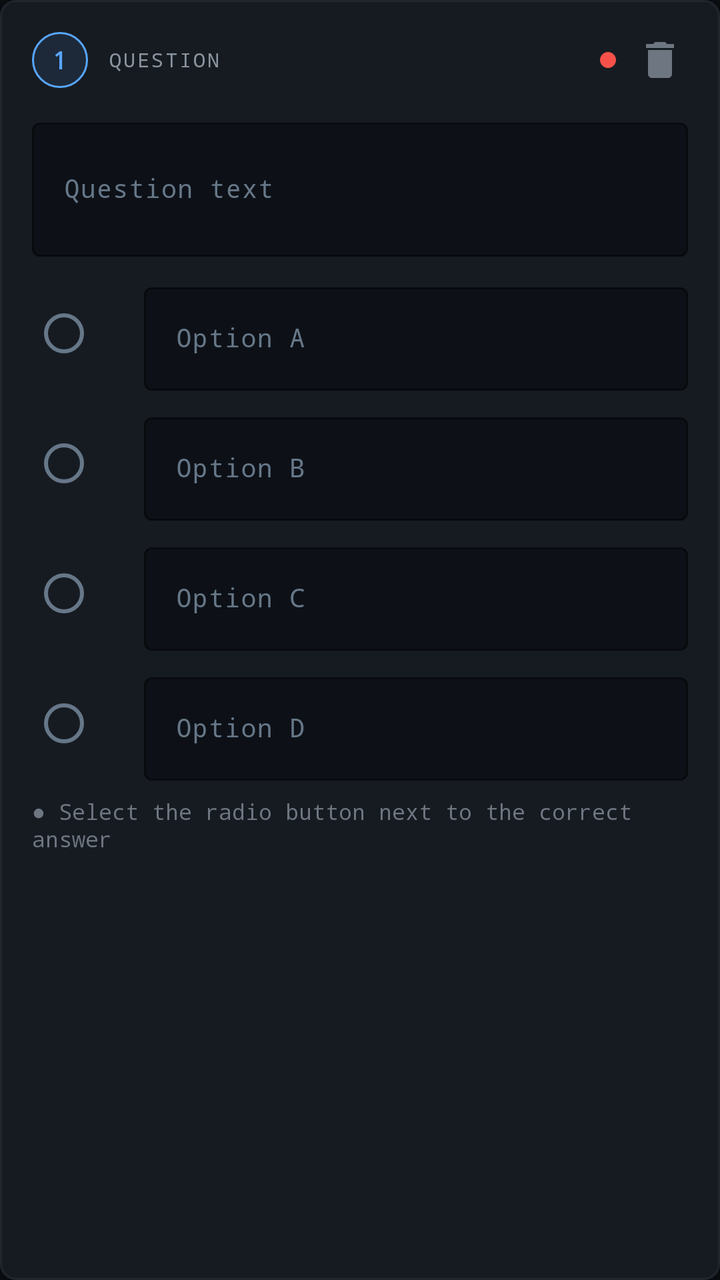
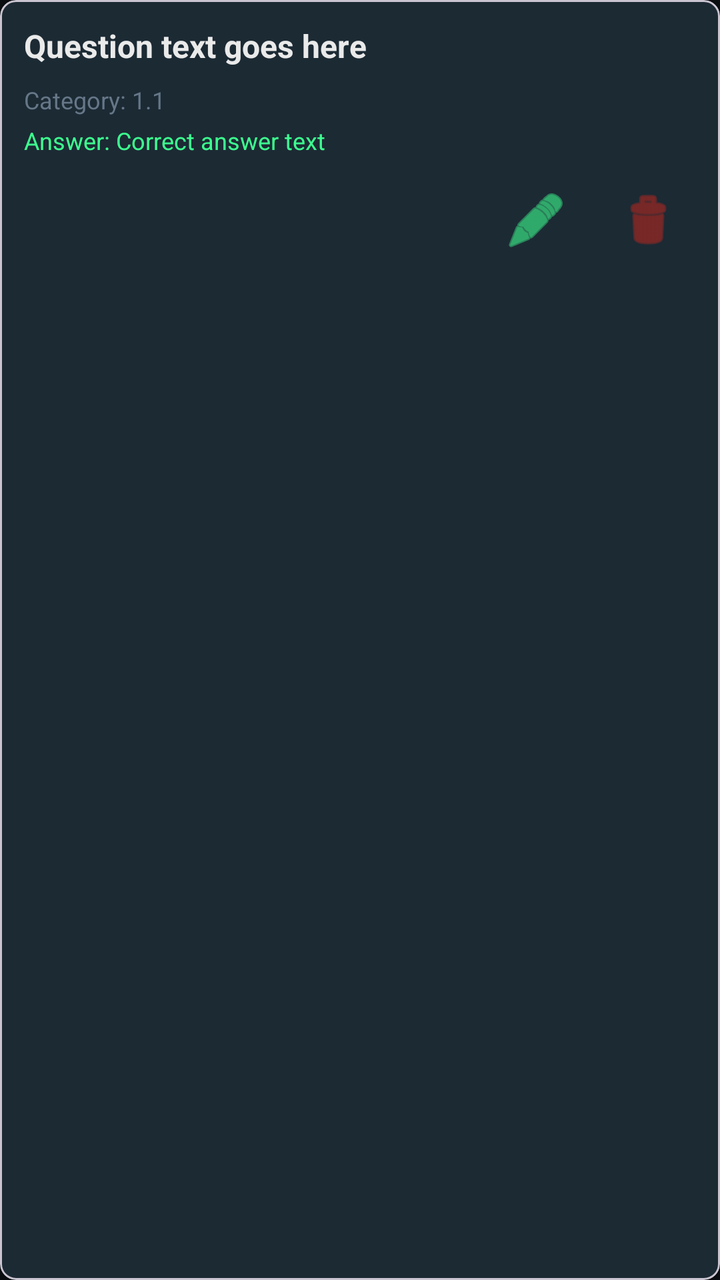

Screens rendered from an Android XML layout before and after an edit, with the pre-edit source and the edit as a unified diff.
<!-- AndroidManifest.xml: application theme Theme.ServerMasterNCII -->
<!-- res/layout/item_admin_question.xml -->
<?xml version="1.0" encoding="utf-8"?>
<com.google.android.material.card.MaterialCardView
    xmlns:android="http://schemas.android.com/apk/res/android"
    xmlns:app="http://schemas.android.com/apk/res-auto"
    android:id="@+id/cardQuestion"
    android:layout_width="match_parent"
    android:layout_height="wrap_content"
    android:layout_marginHorizontal="16dp"
    android:layout_marginVertical="6dp"
    app:cardBackgroundColor="#FF161B22"
    app:cardCornerRadius="8dp"
    app:cardElevation="2dp"
    app:strokeColor="#FF21262D"
    app:strokeWidth="1dp">

    <LinearLayout
        android:layout_width="match_parent"
        android:layout_height="wrap_content"
        android:orientation="vertical"
        android:padding="16dp">

        
        <LinearLayout
            android:layout_width="match_parent"
            android:layout_height="wrap_content"
            android:gravity="center_vertical"
            android:orientation="horizontal"
            android:layout_marginBottom="12dp">

            <TextView
                android:id="@+id/tvQuestionNumber"
                android:layout_width="28dp"
                android:layout_height="28dp"
                android:background="@drawable/bg_question_number"
                android:fontFamily="monospace"
                android:gravity="center"
                android:text="1"
                android:textColor="#FF58A6FF"
                android:textSize="12sp"
                android:textStyle="bold" />

            <TextView
                android:layout_width="0dp"
                android:layout_height="wrap_content"
                android:layout_marginStart="10dp"
                android:layout_weight="1"
                android:fontFamily="monospace"
                android:text="QUESTION"
                android:textColor="#FF8B949E"
                android:textSize="10sp"
                android:letterSpacing="0.1" />

            
            <View
                android:id="@+id/validationDot"
                android:layout_width="8dp"
                android:layout_height="8dp"
                android:background="@drawable/bg_validation_dot_invalid" />

            <ImageButton
                android:id="@+id/btnDeleteQuestion"
                android:layout_width="28dp"
                android:layout_height="28dp"
                android:layout_marginStart="8dp"
                android:background="?attr/selectableItemBackgroundBorderless"
                android:contentDescription="Delete question"
                android:src="@drawable/ic_delete_admin"
                app:tint="#FF6E7681" />
        </LinearLayout>

        
        <com.google.android.material.textfield.TextInputLayout
            android:id="@+id/tilQuestionText"
            style="@style/Widget.Material3.TextInputLayout.OutlinedBox"
            android:layout_width="match_parent"
            android:layout_height="wrap_content"
            android:layout_marginBottom="10dp"
            android:hint="Question text"
            app:boxBackgroundColor="#FF0D1117"
            app:boxStrokeColor="#FF30363D"
            app:hintTextColor="#FF8B949E">

            <com.google.android.material.textfield.TextInputEditText
                android:id="@+id/etQuestionText"
                android:layout_width="match_parent"
                android:layout_height="wrap_content"
                android:fontFamily="monospace"
                android:inputType="textMultiLine"
                android:minLines="2"
                android:textColor="#FFC9D1D9"
                android:textSize="13sp" />
        </com.google.android.material.textfield.TextInputLayout>

        
        <LinearLayout
            android:layout_width="match_parent"
            android:layout_height="wrap_content"
            android:orientation="vertical">

            
            <LinearLayout
                android:layout_width="match_parent"
                android:layout_height="wrap_content"
                android:gravity="center_vertical"
                android:orientation="horizontal"
                android:layout_marginBottom="8dp">

                <RadioButton
                    android:id="@+id/radioA"
                    android:layout_width="wrap_content"
                    android:layout_height="wrap_content"
                    android:layout_marginEnd="8dp"
                    android:buttonTint="#FF58A6FF" />

                <com.google.android.material.textfield.TextInputLayout
                    style="@style/Widget.Material3.TextInputLayout.OutlinedBox"
                    android:layout_width="0dp"
                    android:layout_height="wrap_content"
                    android:layout_weight="1"
                    android:hint="Option A"
                    app:boxBackgroundColor="#FF0D1117"
                    app:boxStrokeColor="#FF30363D"
                    app:hintTextColor="#FF8B949E">

                    <com.google.android.material.textfield.TextInputEditText
                        android:id="@+id/etOptionA"
                        android:layout_width="match_parent"
                        android:layout_height="wrap_content"
                        android:fontFamily="monospace"
                        android:textColor="#FFC9D1D9"
                        android:textSize="13sp" />
                </com.google.android.material.textfield.TextInputLayout>
            </LinearLayout>

            
            <LinearLayout
                android:layout_width="match_parent"
                android:layout_height="wrap_content"
                android:gravity="center_vertical"
                android:orientation="horizontal"
                android:layout_marginBottom="8dp">

                <RadioButton
                    android:id="@+id/radioB"
                    android:layout_width="wrap_content"
                    android:layout_height="wrap_content"
                    android:layout_marginEnd="8dp"
                    android:buttonTint="#FF58A6FF" />

                <com.google.android.material.textfield.TextInputLayout
                    style="@style/Widget.Material3.TextInputLayout.OutlinedBox"
                    android:layout_width="0dp"
                    android:layout_height="wrap_content"
                    android:layout_weight="1"
                    android:hint="Option B"
                    app:boxBackgroundColor="#FF0D1117"
                    app:boxStrokeColor="#FF30363D"
                    app:hintTextColor="#FF8B949E">

                    <com.google.android.material.textfield.TextInputEditText
                        android:id="@+id/etOptionB"
                        android:layout_width="match_parent"
                        android:layout_height="wrap_content"
                        android:fontFamily="monospace"
                        android:textColor="#FFC9D1D9"
                        android:textSize="13sp" />
                </com.google.android.material.textfield.TextInputLayout>
            </LinearLayout>

            
            <LinearLayout
                android:layout_width="match_parent"
                android:layout_height="wrap_content"
                android:gravity="center_vertical"
                android:orientation="horizontal"
                android:layout_marginBottom="8dp">

                <RadioButton
                    android:id="@+id/radioC"
                    android:layout_width="wrap_content"
                    android:layout_height="wrap_content"
                    android:layout_marginEnd="8dp"
                    android:buttonTint="#FF58A6FF" />

                <com.google.android.material.textfield.TextInputLayout
                    style="@style/Widget.Material3.TextInputLayout.OutlinedBox"
                    android:layout_width="0dp"
                    android:layout_height="wrap_content"
                    android:layout_weight="1"
                    android:hint="Option C"
                    app:boxBackgroundColor="#FF0D1117"
                    app:boxStrokeColor="#FF30363D"
                    app:hintTextColor="#FF8B949E">

                    <com.google.android.material.textfield.TextInputEditText
                        android:id="@+id/etOptionC"
                        android:layout_width="match_parent"
                        android:layout_height="wrap_content"
                        android:fontFamily="monospace"
                        android:textColor="#FFC9D1D9"
                        android:textSize="13sp" />
                </com.google.android.material.textfield.TextInputLayout>
            </LinearLayout>

            
            <LinearLayout
                android:layout_width="match_parent"
                android:layout_height="wrap_content"
                android:gravity="center_vertical"
                android:orientation="horizontal">

                <RadioButton
                    android:id="@+id/radioD"
                    android:layout_width="wrap_content"
                    android:layout_height="wrap_content"
                    android:layout_marginEnd="8dp"
                    android:buttonTint="#FF58A6FF" />

                <com.google.android.material.textfield.TextInputLayout
                    style="@style/Widget.Material3.TextInputLayout.OutlinedBox"
                    android:layout_width="0dp"
                    android:layout_height="wrap_content"
                    android:layout_weight="1"
                    android:hint="Option D"
                    app:boxBackgroundColor="#FF0D1117"
                    app:boxStrokeColor="#FF30363D"
                    app:hintTextColor="#FF8B949E">

                    <com.google.android.material.textfield.TextInputEditText
                        android:id="@+id/etOptionD"
                        android:layout_width="match_parent"
                        android:layout_height="wrap_content"
                        android:fontFamily="monospace"
                        android:textColor="#FFC9D1D9"
                        android:textSize="13sp" />
                </com.google.android.material.textfield.TextInputLayout>
            </LinearLayout>
        </LinearLayout>

        
        <TextView
            android:id="@+id/tvCorrectAnswerHint"
            android:layout_width="wrap_content"
            android:layout_height="wrap_content"
            android:layout_marginTop="8dp"
            android:fontFamily="monospace"
            android:text="&#9679; Select the radio button next to the correct answer"
            android:textColor="#FF6E7681"
            android:textSize="11sp" />
    </LinearLayout>
</com.google.android.material.card.MaterialCardView>
<!-- resources referenced by this layout -->
<resources>
  <!-- drawable bg_question_number (drawable) -->
  <?xml version="1.0" encoding="utf-8"?>
  <shape xmlns:android="http://schemas.android.com/apk/res/android"
      android:shape="oval">
      <solid android:color="#1A58A6FF" />
      <stroke android:width="1dp" android:color="#FF58A6FF" />
  </shape>
  <!-- drawable bg_validation_dot_invalid (drawable) -->
  <?xml version="1.0" encoding="utf-8"?>
  <shape xmlns:android="http://schemas.android.com/apk/res/android"
      android:shape="oval">
      <solid android:color="#FFF85149" />
  </shape>
  <!-- drawable ic_delete_admin (drawable) -->
  <?xml version="1.0" encoding="utf-8"?>
  <vector xmlns:android="http://schemas.android.com/apk/res/android"
      android:width="24dp"
      android:height="24dp"
      android:viewportWidth="24"
      android:viewportHeight="24">
      <path
          android:fillColor="@android:color/white"
          android:pathData="M6,19c0,1.1 0.9,2 2,2h8c1.1,0 2,-0.9 2,-2V7H6v12zM19,4h-3.5l-1,-1h-5l-1,1H5v2h14V4z" />
  </vector>
  <style name="Theme.ServerMasterNCII" parent="Base.Theme.ServerMasterNCII" />
  <style name="Base.Theme.ServerMasterNCII" parent="Theme.Material3.DayNight.NoActionBar" tools:ignore="DuplicateDefinition">
          <item name="colorPrimary">@color/cyber_neon_green</item>
          <item name="colorOnPrimary">@color/cyber_bg_primary</item>
          <item name="colorPrimaryContainer">@color/cyber_neon_green_dim</item>
          <item name="colorOnPrimaryContainer">@color/cyber_neon_green</item>
          <item name="android:colorBackground">@color/cyber_bg_deepest</item>
          <item name="colorSurface">@color/cyber_bg_surface</item>
          <item name="colorOnSurface">@color/cyber_text_primary</item>
          <item name="colorSurfaceVariant">@color/cyber_bg_card</item>
          <item name="colorOnSurfaceVariant">@color/cyber_text_secondary</item>
          <item name="android:windowDrawsSystemBarBackgrounds">true</item>
          <item name="android:navigationBarColor">@color/cyber_bg_deepest</item>
          <item name="android:statusBarColor">@color/cyber_bg_deepest</item>
      </style>
  <color name="cyber_neon_green">#FF3DFF8F</color>
  <color name="cyber_bg_primary">#FF0A0A1A</color>
  <color name="cyber_neon_green_dim">#1A3DFF8F</color>
  <color name="cyber_bg_deepest">#FF0B0E11</color>
  <color name="cyber_bg_surface">#FF1A1A2E</color>
  <color name="cyber_text_primary">#FFEAEAEA</color>
  <color name="cyber_bg_card">#FF16213E</color>
  <color name="cyber_text_secondary">#FF667788</color>
</resources>

<!-- the commit's change to res/layout/item_admin_question.xml (unified diff, before → after) -->
@@ -1,251 +1,89 @@
 <?xml version="1.0" encoding="utf-8"?>
-<com.google.android.material.card.MaterialCardView
+<com.google.android.material.card.MaterialCardView 
     xmlns:android="http://schemas.android.com/apk/res/android"
     xmlns:app="http://schemas.android.com/apk/res-auto"
-    android:id="@+id/cardQuestion"
     android:layout_width="match_parent"
     android:layout_height="wrap_content"
-    android:layout_marginHorizontal="16dp"
-    android:layout_marginVertical="6dp"
-    app:cardBackgroundColor="#FF161B22"
+    android:layout_margin="8dp"
     app:cardCornerRadius="8dp"
-    app:cardElevation="2dp"
-    app:strokeColor="#FF21262D"
-    app:strokeWidth="1dp">
+    app:cardElevation="2dp">
 
     <LinearLayout
         android:layout_width="match_parent"
         android:layout_height="wrap_content"
         android:orientation="vertical"
-        android:padding="16dp">
+        android:padding="12dp">
+
+        
+        <TextView
+            android:id="@+id/tv_question_text"
+            android:layout_width="match_parent"
+            android:layout_height="wrap_content"
+            android:text="Question text goes here"
+            android:textSize="16sp"
+            android:textStyle="bold"
+            android:textColor="?attr/colorOnSurface"
+            android:maxLines="3"
+            android:ellipsize="end" />
 
         
         <LinearLayout
             android:layout_width="match_parent"
             android:layout_height="wrap_content"
-            android:gravity="center_vertical"
             android:orientation="horizontal"
-            android:layout_marginBottom="12dp">
+            android:layout_marginTop="8dp">
 
             <TextView
-                android:id="@+id/tvQuestionNumber"
-                android:layout_width="28dp"
-                android:layout_height="28dp"
-                android:background="@drawable/bg_question_number"
-                android:fontFamily="monospace"
-                android:gravity="center"
-                android:text="1"
-                android:textColor="#FF58A6FF"
-                android:textSize="12sp"
-                android:textStyle="bold" />
-
-            <TextView
+                android:id="@+id/tv_category"
                 android:layout_width="0dp"
                 android:layout_height="wrap_content"
-                android:layout_marginStart="10dp"
                 android:layout_weight="1"
-                android:fontFamily="monospace"
-                android:text="QUESTION"
-                android:textColor="#FF8B949E"
-                android:textSize="10sp"
-                android:letterSpacing="0.1" />
+                android:text="Category: 1.1"
+                android:textSize="12sp"
+                android:textColor="?attr/colorOnSurfaceVariant" />
 
-            
-            <View
-                android:id="@+id/validationDot"
-                android:layout_width="8dp"
-                android:layout_height="8dp"
-                android:background="@drawable/bg_validation_dot_invalid" />
-
-            <ImageButton
-                android:id="@+id/btnDeleteQuestion"
-                android:layout_width="28dp"
-                android:layout_height="28dp"
-                android:layout_marginStart="8dp"
-                android:background="?attr/selectableItemBackgroundBorderless"
-                android:contentDescription="Delete question"
-                android:src="@drawable/ic_delete_admin"
-                app:tint="#FF6E7681" />
         </LinearLayout>
 
-        
-        <com.google.android.material.textfield.TextInputLayout
-            android:id="@+id/tilQuestionText"
-            style="@style/Widget.Material3.TextInputLayout.OutlinedBox"
+        <TextView
+            android:id="@+id/tv_correct_answer"
             android:layout_width="match_parent"
             android:layout_height="wrap_content"
-            android:layout_marginBottom="10dp"
-            android:hint="Question text"
-            app:boxBackgroundColor="#FF0D1117"
-            app:boxStrokeColor="#FF30363D"
-            app:hintTextColor="#FF8B949E">
-
-            <com.google.android.material.textfield.TextInputEditText
-                android:id="@+id/etQuestionText"
-                android:layout_width="match_parent"
-                android:layout_height="wrap_content"
-                android:fontFamily="monospace"
-                android:inputType="textMultiLine"
-                android:minLines="2"
-                android:textColor="#FFC9D1D9"
-                android:textSize="13sp" />
-        </com.google.android.material.textfield.TextInputLayout>
+            android:layout_marginTop="4dp"
+            android:text="Answer: Correct answer text"
+            android:textSize="12sp"
+            android:textColor="?attr/colorPrimary"
+            android:maxLines="2"
+            android:ellipsize="end" />
 
         
         <LinearLayout
             android:layout_width="match_parent"
             android:layout_height="wrap_content"
-            android:orientation="vertical">
+            android:orientation="horizontal"
+            android:gravity="end"
+            android:layout_marginTop="8dp">
 
-            
-            <LinearLayout
-                android:layout_width="match_parent"
-                android:layout_height="wrap_content"
-                android:gravity="center_vertical"
-                android:orientation="horizontal"
-                android:layout_marginBottom="8dp">
+            <ImageButton
+                android:id="@+id/btn_edit"
+                android:layout_width="48dp"
+                android:layout_height="48dp"
+                android:background="?attr/selectableItemBackgroundBorderless"
+                android:src="@android:drawable/ic_menu_edit"
+                android:contentDescription="Edit"
+                android:tint="?attr/colorPrimary" />
 
-                <RadioButton
-                    android:id="@+id/radioA"
-                    android:layout_width="wrap_content"
-                    android:layout_height="wrap_content"
-                    android:layout_marginEnd="8dp"
-                    android:buttonTint="#FF58A6FF" />
+            <ImageButton
+                android:id="@+id/btn_delete"
+                android:layout_width="48dp"
+                android:layout_height="48dp"
+                android:layout_marginStart="8dp"
+                android:background="?attr/selectableItemBackgroundBorderless"
+                android:src="@android:drawable/ic_menu_delete"
+                android:contentDescription="Delete"
+                android:tint="?attr/colorError" />
 
-                <com.google.android.material.textfield.TextInputLayout
-                    style="@style/Widget.Material3.TextInputLayout.OutlinedBox"
-                    android:layout_width="0dp"
-                    android:layout_height="wrap_content"
-                    android:layout_weight="1"
-                    android:hint="Option A"
-                    app:boxBackgroundColor="#FF0D1117"
-                    app:boxStrokeColor="#FF30363D"
-                    app:hintTextColor="#FF8B949E">
-
-                    <com.google.android.material.textfield.TextInputEditText
-                        android:id="@+id/etOptionA"
-                        android:layout_width="match_parent"
-                        android:layout_height="wrap_content"
-                        android:fontFamily="monospace"
-                        android:textColor="#FFC9D1D9"
-                        android:textSize="13sp" />
-                </com.google.android.material.textfield.TextInputLayout>
-            </LinearLayout>
-
-            
-            <LinearLayout
-                android:layout_width="match_parent"
-                android:layout_height="wrap_content"
-                android:gravity="center_vertical"
-                android:orientation="horizontal"
-                android:layout_marginBottom="8dp">
-
-                <RadioButton
-                    android:id="@+id/radioB"
-                    android:layout_width="wrap_content"
-                    android:layout_height="wrap_content"
-                    android:layout_marginEnd="8dp"
-                    android:buttonTint="#FF58A6FF" />
-
-                <com.google.android.material.textfield.TextInputLayout
-                    style="@style/Widget.Material3.TextInputLayout.OutlinedBox"
-                    android:layout_width="0dp"
-                    android:layout_height="wrap_content"
-                    android:layout_weight="1"
-                    android:hint="Option B"
-                    app:boxBackgroundColor="#FF0D1117"
-                    app:boxStrokeColor="#FF30363D"
-                    app:hintTextColor="#FF8B949E">
-
-                    <com.google.android.material.textfield.TextInputEditText
-                        android:id="@+id/etOptionB"
-                        android:layout_width="match_parent"
-                        android:layout_height="wrap_content"
-                        android:fontFamily="monospace"
-                        android:textColor="#FFC9D1D9"
-                        android:textSize="13sp" />
-                </com.google.android.material.textfield.TextInputLayout>
-            </LinearLayout>
-
-            
-            <LinearLayout
-                android:layout_width="match_parent"
-                android:layout_height="wrap_content"
-                android:gravity="center_vertical"
-                android:orientation="horizontal"
-                android:layout_marginBottom="8dp">
-
-                <RadioButton
-                    android:id="@+id/radioC"
-                    android:layout_width="wrap_content"
-                    android:layout_height="wrap_content"
-                    android:layout_marginEnd="8dp"
-                    android:buttonTint="#FF58A6FF" />
-
-                <com.google.android.material.textfield.TextInputLayout
-                    style="@style/Widget.Material3.TextInputLayout.OutlinedBox"
-                    android:layout_width="0dp"
-                    android:layout_height="wrap_content"
-                    android:layout_weight="1"
-                    android:hint="Option C"
-                    app:boxBackgroundColor="#FF0D1117"
-                    app:boxStrokeColor="#FF30363D"
-                    app:hintTextColor="#FF8B949E">
-
-                    <com.google.android.material.textfield.TextInputEditText
-                        android:id="@+id/etOptionC"
-                        android:layout_width="match_parent"
-                        android:layout_height="wrap_content"
-                        android:fontFamily="monospace"
-                        android:textColor="#FFC9D1D9"
-                        android:textSize="13sp" />
-                </com.google.android.material.textfield.TextInputLayout>
-            </LinearLayout>
-
-            
-            <LinearLayout
-                android:layout_width="match_parent"
-                android:layout_height="wrap_content"
-                android:gravity="center_vertical"
-                android:orientation="horizontal">
-
-                <RadioButton
-                    android:id="@+id/radioD"
-                    android:layout_width="wrap_content"
-                    android:layout_height="wrap_content"
-                    android:layout_marginEnd="8dp"
-                    android:buttonTint="#FF58A6FF" />
-
-                <com.google.android.material.textfield.TextInputLayout
-                    style="@style/Widget.Material3.TextInputLayout.OutlinedBox"
-                    android:layout_width="0dp"
-                    android:layout_height="wrap_content"
-                    android:layout_weight="1"
-                    android:hint="Option D"
-                    app:boxBackgroundColor="#FF0D1117"
-                    app:boxStrokeColor="#FF30363D"
-                    app:hintTextColor="#FF8B949E">
-
-                    <com.google.android.material.textfield.TextInputEditText
-                        android:id="@+id/etOptionD"
-                        android:layout_width="match_parent"
-                        android:layout_height="wrap_content"
-                        android:fontFamily="monospace"
-                        android:textColor="#FFC9D1D9"
-                        android:textSize="13sp" />
-                </com.google.android.material.textfield.TextInputLayout>
-            </LinearLayout>
         </LinearLayout>
 
-        
-        <TextView
-            android:id="@+id/tvCorrectAnswerHint"
-            android:layout_width="wrap_content"
-            android:layout_height="wrap_content"
-            android:layout_marginTop="8dp"
-            android:fontFamily="monospace"
-            android:text="&#9679; Select the radio button next to the correct answer"
-            android:textColor="#FF6E7681"
-            android:textSize="11sp" />
     </LinearLayout>
+
 </com.google.android.material.card.MaterialCardView>
<!-- resource entries referenced after the edit -->
@@ -1,31 +1,7 @@
 <!-- resources referenced by this layout -->
 <resources>
-  <!-- drawable bg_question_number (drawable) -->
-  <?xml version="1.0" encoding="utf-8"?>
-  <shape xmlns:android="http://schemas.android.com/apk/res/android"
-      android:shape="oval">
-      <solid android:color="#1A58A6FF" />
-      <stroke android:width="1dp" android:color="#FF58A6FF" />
-  </shape>
-  <!-- drawable bg_validation_dot_invalid (drawable) -->
-  <?xml version="1.0" encoding="utf-8"?>
-  <shape xmlns:android="http://schemas.android.com/apk/res/android"
-      android:shape="oval">
-      <solid android:color="#FFF85149" />
-  </shape>
-  <!-- drawable ic_delete_admin (drawable) -->
-  <?xml version="1.0" encoding="utf-8"?>
-  <vector xmlns:android="http://schemas.android.com/apk/res/android"
-      android:width="24dp"
-      android:height="24dp"
-      android:viewportWidth="24"
-      android:viewportHeight="24">
-      <path
-          android:fillColor="@android:color/white"
-          android:pathData="M6,19c0,1.1 0.9,2 2,2h8c1.1,0 2,-0.9 2,-2V7H6v12zM19,4h-3.5l-1,-1h-5l-1,1H5v2h14V4z" />
-  </vector>
-  <style name="Theme.ServerMasterNCII" parent="Base.Theme.ServerMasterNCII" />
-  <style name="Base.Theme.ServerMasterNCII" parent="Theme.Material3.DayNight.NoActionBar" tools:ignore="DuplicateDefinition">
+  <style name="Theme.ServerMasterNCII" parent="Theme.ServerMasterNCII.CyberDark" />
+  <style name="Theme.ServerMasterNCII.CyberDark" parent="Theme.Material3.DayNight.NoActionBar">
           <item name="colorPrimary">@color/cyber_neon_green</item>
           <item name="colorOnPrimary">@color/cyber_bg_primary</item>
           <item name="colorPrimaryContainer">@color/cyber_neon_green_dim</item>
@@ -38,6 +14,8 @@
           <item name="android:windowDrawsSystemBarBackgrounds">true</item>
           <item name="android:navigationBarColor">@color/cyber_bg_deepest</item>
           <item name="android:statusBarColor">@color/cyber_bg_deepest</item>
+          <item name="android:windowLightStatusBar">false</item>
+          <item name="android:windowLightNavigationBar">false</item>
       </style>
   <color name="cyber_neon_green">#FF3DFF8F</color>
   <color name="cyber_bg_primary">#FF0A0A1A</color>
